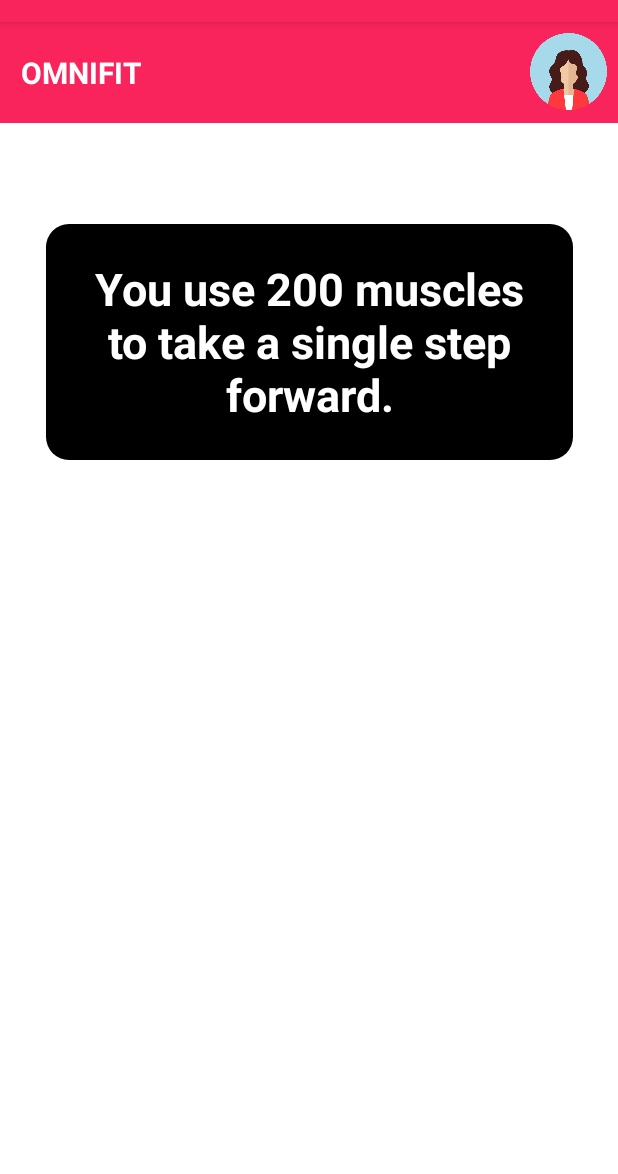
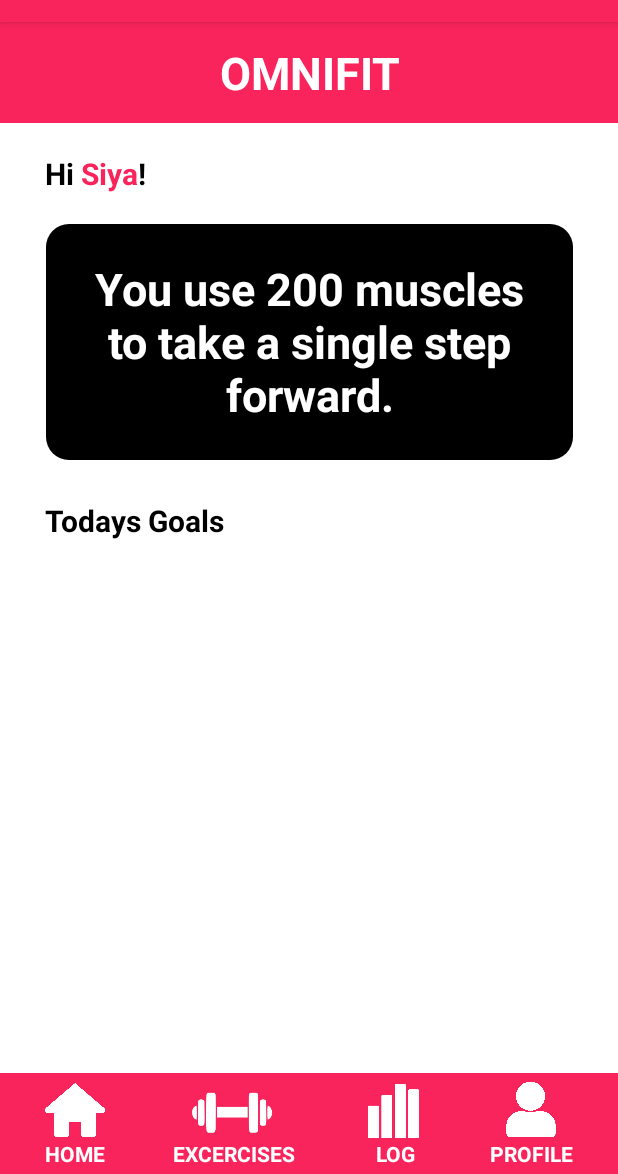
Before and after one commit to siyasiyasiya/healthApp, an Android app: the HomePage screen opened directly, with no data from a screen before it, on a phone screen of 412 x 824 dp, the part 62-1236 px from its top. Run offline under Robolectric (Android 15) with nearby library versions, the phone set to English and light mode, and no system bars.

Commit message:
added navigation bar at the bottom

```diff
--- /dev/null
+++ b/app/src/main/res/drawable/pink_background.xml
@@ -0,0 +1,4 @@
+<?xml version="1.0" encoding="utf-8"?>
+<shape xmlns:android="http://schemas.android.com/apk/res/android">
+    <solid android:color="@color/red_pink" />
+</shape>
--- a/app/src/main/res/layout/activity_home_page.xml
+++ b/app/src/main/res/layout/activity_home_page.xml
@@ -7,14 +7,14 @@
     tools:context=".HomePage">
 
     <TextView
-        android:id="@+id/textView5"
+        android:id="@+id/appName"
         android:layout_width="414dp"
         android:layout_height="67dp"
-        android:background="#F9245B"
-        android:gravity="center_vertical"
-        android:text="   OMNIFIT"
-        android:textColor="#FFFFFF"
-        android:textSize="20sp"
+        android:background="@color/red_pink"
+        android:gravity="center"
+        android:text="OMNIFIT"
+        android:textColor="@color/white"
+        android:textSize="30sp"
         android:textStyle="bold"
         app:layout_constraintBottom_toBottomOf="parent"
         app:layout_constraintEnd_toEndOf="parent"
@@ -23,31 +23,169 @@
         app:layout_constraintTop_toTopOf="parent"
         app:layout_constraintVertical_bias="0.0" />
 
-    <ImageView
-        android:id="@+id/imageView"
-        android:layout_width="51dp"
-        android:layout_height="66dp"
-        app:layout_constraintBottom_toBottomOf="parent"
-        app:layout_constraintEnd_toEndOf="parent"
-        app:layout_constraintHorizontal_bias="0.98"
-        app:layout_constraintStart_toStartOf="parent"
-        app:layout_constraintTop_toTopOf="@+id/textView5"
-        app:layout_constraintVertical_bias="0.0"
-        app:srcCompat="@drawable/profile_icon" />
-
     <TextView
-        android:id="@+id/textView6"
+        android:id="@+id/fitnessFunFact"
         android:layout_width="351dp"
         android:layout_height="157dp"
         android:background="@drawable/rounded_corner"
         android:text="You use 200 muscles to take a single step forward."
         android:gravity="center"
-        android:textColor="#FFFFFF"
+        android:textColor="@color/white"
         android:textSize="30sp"
         android:textStyle="bold"
         app:layout_constraintBottom_toBottomOf="parent"
         app:layout_constraintEnd_toEndOf="parent"
         app:layout_constraintStart_toStartOf="parent"
-        app:layout_constraintTop_toTopOf="@+id/textView5"
+        app:layout_constraintTop_toTopOf="parent"
         app:layout_constraintVertical_bias="0.221" />
+
+    <TextView
+        android:id="@+id/greetingLbl"
+        android:layout_width="155dp"
+        android:layout_height="28dp"
+        android:gravity="center_vertical"
+        android:text="@string/greeting"
+        android:textColor="@color/black"
+        android:textSize="20sp"
+        android:textStyle="bold"
+        app:layout_constraintBottom_toBottomOf="parent"
+        app:layout_constraintEnd_toEndOf="parent"
+        app:layout_constraintHorizontal_bias="0.117"
+        app:layout_constraintStart_toStartOf="parent"
+        app:layout_constraintTop_toTopOf="parent"
+        app:layout_constraintVertical_bias="0.118" />
+
+    <TextView
+        android:id="@+id/dailyGoalLbl"
+        android:layout_width="232dp"
+        android:layout_height="32dp"
+        android:gravity="center_vertical"
+        android:text="Todays Goals"
+        android:textColor="@color/black"
+        android:textSize="20sp"
+        android:textStyle="bold"
+        app:layout_constraintBottom_toBottomOf="parent"
+        app:layout_constraintEnd_toEndOf="parent"
+        app:layout_constraintHorizontal_bias="0.167"
+        app:layout_constraintStart_toStartOf="parent"
+        app:layout_constraintTop_toTopOf="parent"
+        app:layout_constraintVertical_bias="0.43" />
+
+    <ImageView
+        android:id="@+id/widgetBar"
+        android:layout_width="413dp"
+        android:layout_height="67dp"
+        app:layout_constraintBottom_toBottomOf="parent"
+        app:layout_constraintEnd_toEndOf="parent"
+        app:layout_constraintHorizontal_bias="0.0"
+        app:layout_constraintStart_toStartOf="parent"
+        app:layout_constraintTop_toTopOf="parent"
+        app:layout_constraintVertical_bias="1.0"
+        app:srcCompat="@drawable/pink_background" />
+
+    <ImageView
+        android:id="@+id/homeIcon"
+        android:layout_width="40dp"
+        android:layout_height="40dp"
+        app:layout_constraintBottom_toBottomOf="parent"
+        app:layout_constraintEnd_toEndOf="parent"
+        app:layout_constraintHorizontal_bias="0.08"
+        app:layout_constraintStart_toStartOf="parent"
+        app:layout_constraintTop_toTopOf="parent"
+        app:layout_constraintVertical_bias="0.969"
+        app:srcCompat="@drawable/home_icon" />
+
+    <TextView
+        android:id="@+id/homeIconLbl"
+        android:layout_width="wrap_content"
+        android:layout_height="wrap_content"
+        android:text="HOME"
+        android:textColor="@color/white"
+        android:textStyle="bold"
+        app:layout_constraintBottom_toBottomOf="parent"
+        app:layout_constraintEnd_toEndOf="parent"
+        app:layout_constraintHorizontal_bias="0.08"
+        app:layout_constraintStart_toStartOf="parent"
+        app:layout_constraintTop_toTopOf="parent"
+        app:layout_constraintVertical_bias="0.995" />
+
+    <TextView
+        android:id="@+id/homeIconLbl3"
+        android:layout_width="wrap_content"
+        android:layout_height="wrap_content"
+        android:text="EXCERCISES"
+        android:textColor="@color/white"
+        android:textStyle="bold"
+        app:layout_constraintBottom_toBottomOf="parent"
+        app:layout_constraintEnd_toEndOf="parent"
+        app:layout_constraintHorizontal_bias="0.349"
+        app:layout_constraintStart_toStartOf="parent"
+        app:layout_constraintTop_toTopOf="parent"
+        app:layout_constraintVertical_bias="0.995" />
+
+    <ImageView
+        android:id="@+id/reportIcon"
+        android:layout_width="37dp"
+        android:layout_height="39dp"
+        app:layout_constraintBottom_toBottomOf="@+id/widgetBar"
+        app:layout_constraintEnd_toEndOf="parent"
+        app:layout_constraintHorizontal_bias="0.65"
+        app:layout_constraintStart_toStartOf="@+id/widgetBar"
+        app:layout_constraintTop_toTopOf="@+id/appName"
+        app:layout_constraintVertical_bias="0.97"
+        app:srcCompat="@drawable/report_icon" />
+
+    <ImageView
+        android:id="@+id/reportIcon3"
+        android:layout_width="62dp"
+        android:layout_height="41dp"
+        app:layout_constraintBottom_toBottomOf="@+id/widgetBar"
+        app:layout_constraintEnd_toEndOf="parent"
+        app:layout_constraintHorizontal_bias="0.352"
+        app:layout_constraintStart_toStartOf="@+id/widgetBar"
+        app:layout_constraintTop_toTopOf="@+id/appName"
+        app:layout_constraintVertical_bias="0.973"
+        app:srcCompat="@drawable/excercise_icon" />
+
+    <TextView
+        android:id="@+id/reportIconLbl"
+        android:layout_width="wrap_content"
+        android:layout_height="wrap_content"
+        android:text="LOG"
+        android:textColor="@color/white"
+        android:textStyle="bold"
+        app:layout_constraintBottom_toBottomOf="parent"
+        app:layout_constraintEnd_toEndOf="parent"
+        app:layout_constraintHorizontal_bias="0.65"
+        app:layout_constraintStart_toStartOf="parent"
+        app:layout_constraintTop_toTopOf="parent"
+        app:layout_constraintVertical_bias="0.995" />
+
+
+    <ImageView
+        android:id="@+id/profileIcon"
+        android:layout_width="37dp"
+        android:layout_height="39dp"
+        app:layout_constraintBottom_toBottomOf="@+id/widgetBar"
+        app:layout_constraintEnd_toEndOf="parent"
+        app:layout_constraintHorizontal_bias="0.895"
+        app:layout_constraintStart_toStartOf="@+id/widgetBar"
+        app:layout_constraintTop_toTopOf="@+id/appName"
+        app:layout_constraintVertical_bias="0.968"
+        app:srcCompat="@drawable/profile_icon" />
+
+    <TextView
+        android:id="@+id/profileIconLbl"
+        android:layout_width="wrap_content"
+        android:layout_height="wrap_content"
+        android:text="PROFILE"
+        android:textColor="@color/white"
+        android:textStyle="bold"
+        app:layout_constraintBottom_toBottomOf="parent"
+        app:layout_constraintEnd_toEndOf="parent"
+        app:layout_constraintHorizontal_bias=".915"
+        app:layout_constraintStart_toStartOf="parent"
+        app:layout_constraintTop_toTopOf="parent"
+        app:layout_constraintVertical_bias=".995" />
+
 </androidx.constraintlayout.widget.ConstraintLayout>
--- a/app/src/main/res/layout/activity_new_user_landing.xml
+++ b/app/src/main/res/layout/activity_new_user_landing.xml
@@ -53,7 +53,7 @@
         android:id="@+id/button"
         android:layout_width="199dp"
         android:layout_height="57dp"
-        android:backgroundTint="#F9245B"
+        android:backgroundTint="@color/red_pink"
         android:onClick="createProfile"
         android:text="Create Profile"
         android:textSize="18sp"
--- a/app/src/main/res/values/colors.xml
+++ b/app/src/main/res/values/colors.xml
@@ -1,9 +1,9 @@
 <?xml version="1.0" encoding="utf-8"?>
 <resources>
-    <color name="purple_200">#F9245B</color>
-    <color name="purple_500">#A6193D</color>
-    <color name="purple_700">#D05776</color>
-    <color name="teal_200">#222222</color>
+    <color name="red_pink">#F9245B</color>
+    <color name="dark_maroon">#A6193D</color>
+    <color name="light_maroon">#D05776</color>
+    <color name="dark_gray">#222222</color>
     <color name="teal_700">#FF018786</color>
     <color name="black">#FF000000</color>
     <color name="white">#FFFFFFFF</color>
--- a/app/src/main/res/values/strings.xml
+++ b/app/src/main/res/values/strings.xml
@@ -1,3 +1,4 @@
 <resources>
     <string name="app_name">healthApp</string>
+    <string name="greeting">Hi <font color='#F9245B'>Siya</font>!</string>
 </resources>
```
Also changed, not shown: app/src/main/res/drawable-v24/profile_icon.png (deleted), app/src/main/res/drawable/excercise_icon.png (added), app/src/main/res/drawable/home_icon.png (added), app/src/main/res/drawable/profile_icon.png (added), app/src/main/res/drawable/report_icon.png (added).
